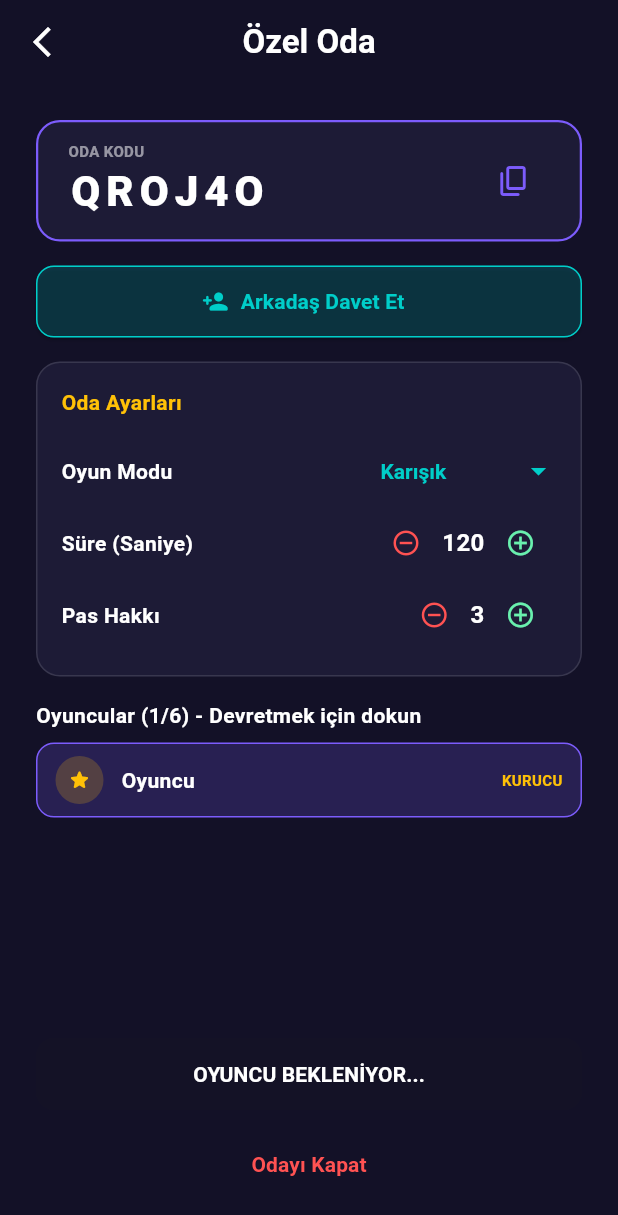
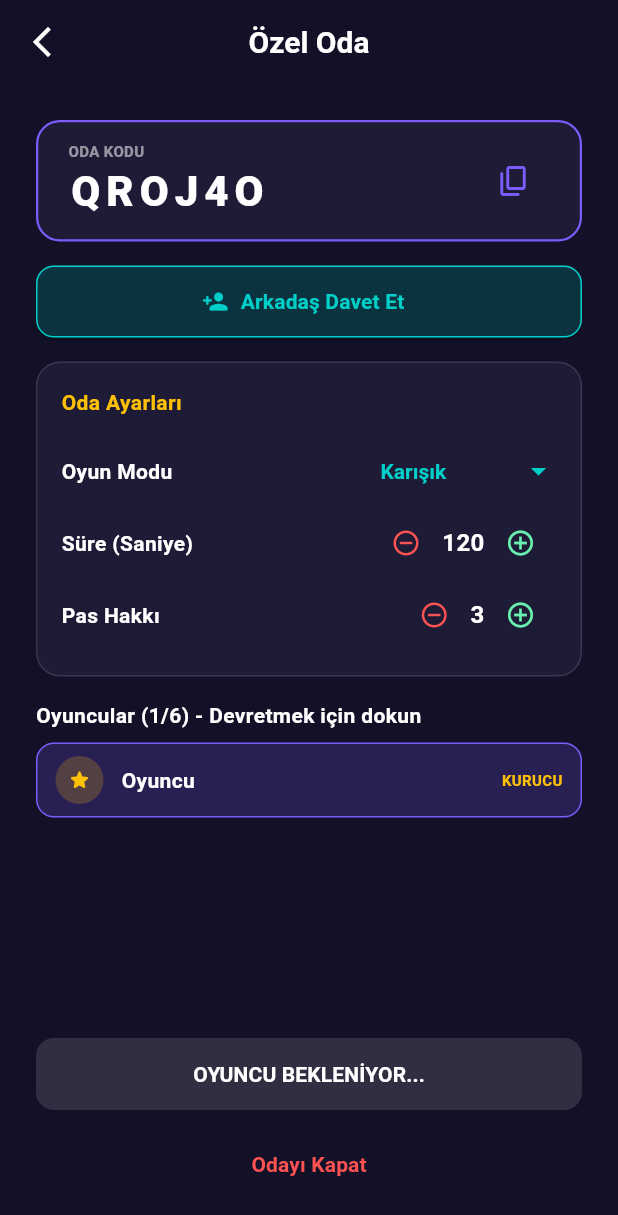
Before and after one commit to Cesurdev58/Say-S-zl-k, a Flutter app: the PrivateRoomScreen screen opened directly, after a tap on "Yeni Oda Kur (Host)", on a phone screen of 412 x 824 dp. Shown: the top 1215 px of the screen. Run offline on Flutter 3.47's test engine with Material 3 defaults, Android fonts, the phone set to English and light mode, and no system bars; our stand-ins replace audioplayers, cloud_firestore, confetti, firebase_auth, firebase_core, firebase_crashlytics and 4 more; missing offline and left inert: firebase_app_check; accounts and stored records are empty; Roboto replaces fonts that are missing (Nunito); statements that could not run were skipped.

Commit message:
Faz 2a: AppColors, GameColors ThemeExtension, AppTheme, tabular figures
Co-Authored-By: Claude Sonnet 5.5 <noreply@anthropic.com>

```diff
--- a/lib/main.dart
+++ b/lib/main.dart
@@ -9,6 +9,7 @@ import 'package:firebase_crashlytics/firebase_crashlytics.dart';
 import 'firebase_options.dart';
 
 import 'screens/splash_screen.dart';
+import 'theme/app_theme.dart';
 import 'services/user_service.dart';
 import 'services/audio_service.dart';
 import 'services/ad_service.dart';
@@ -91,10 +92,7 @@ class _SayiSozlukAppState extends State<SayiSozlukApp> with WidgetsBindingObserv
       title: 'SayıSözlük',
       debugShowCheckedModeBanner: false,
       navigatorKey: navigatorKey, // Cihaz çakışması anında ana menüye atmak için bağlandı
-      theme: ThemeData(
-        fontFamily: 'Nunito',
-        primaryColor: const Color(0xFF7C5CFC),
-      ),
+      theme: AppTheme.dark(),
       home: const SplashScreen(),
     );
   }
--- /dev/null
+++ b/lib/theme/app_colors.dart
@@ -0,0 +1,37 @@
+import 'package:flutter/material.dart';
+
+/// Ham renk paleti (const). Mevcut koyu mor oyun kimliğiyle birebir aynıdır.
+///
+/// `const` bağlamlarda kullanılabilir. Bağlama göre okunacak anlamsal renkler
+/// için `GameColors` ThemeExtension'ını (`context.gameColors`) tercih edin.
+abstract final class AppColors {
+  // Yüzey katmanları (en derinden en yükseğe)
+  static const Color background = Color(0xFF131127);
+  static const Color surface = Color(0xFF1D1B36);
+  static const Color surfaceHigh = Color(0xFF232042);
+  static const Color surfaceGradientTop = Color(0xFF2D2A59);
+  static const Color surfaceGradientBottom = Color(0xFF1A1836);
+
+  // Marka / vurgu
+  static const Color primary = Color(0xFF7C5CFC);
+  static const Color primaryDeep = Color(0xFF5A4FCF);
+  static const Color primaryAlt = Color(0xFF6C5CE7);
+  static const Color primaryBright = Color(0xFF8C7CFF);
+  static const Color violet = Color(0xFF5B3FD9);
+  static const Color indigo = Color(0xFF4F46E5);
+  static const Color lavender = Color(0xFFA78BFA);
+
+  // Anlamsal renkler
+  static const Color accent = Color(0xFF00CEC9); // turkuaz: ikincil vurgu
+  static const Color joker = Color(0xFFFF9F43);
+  static const Color rose = Color(0xFFFD79A8); // sayısal mod / ceza vurgusu
+  static const Color sky = Color(0xFF74B9FF);
+  static const Color mint = Color(0xFF55EFC4);
+  static const Color correct = Color(0xFF34D399);
+  static const Color wrong = Color(0xFFF87171);
+
+  // Oyun arka plan gradyanı
+  static const Color gradientTop = Color(0xFF0F172A);
+  static const Color gradientMid = Color(0xFF1E1B4B);
+  static const Color gradientBottom = Color(0xFF312E81);
+}
--- /dev/null
+++ b/lib/theme/app_theme.dart
@@ -0,0 +1,208 @@
+import 'dart:ui' show FontFeature;
+
+import 'package:flutter/material.dart';
+
+import 'app_colors.dart';
+
+/// Oyuna özgü anlamsal renkler ve yüzey katmanları.
+@immutable
+class GameColors extends ThemeExtension<GameColors> {
+  const GameColors({
+    required this.background,
+    required this.surface,
+    required this.surfaceRaised,
+    required this.surfaceHigh,
+    required this.primary,
+    required this.primaryDeep,
+    required this.accent,
+    required this.joker,
+    required this.target,
+    required this.correct,
+    required this.wrong,
+    required this.edgeLight,
+    required this.shadow,
+  });
+
+  /// Sayfa zemini (en derin katman).
+  final Color background;
+
+  /// Kart / diyalog yüzeyi.
+  final Color surface;
+
+  /// Kartın üstündeki yükseltilmiş öğeler (taş, çip).
+  final Color surfaceRaised;
+  final Color surfaceHigh;
+
+  final Color primary;
+  final Color primaryDeep;
+  final Color accent;
+
+  /// JOKER taşı ve seçili sayı vurgusu.
+  final Color joker;
+
+  /// Hedef sayı kartı.
+  final Color target;
+
+  final Color correct;
+  final Color wrong;
+
+  /// Yüzeylerin üst kenarındaki ince ışık çizgisi.
+  final Color edgeLight;
+
+  /// Yumuşak alt gölge rengi.
+  final Color shadow;
+
+  static const GameColors dark = GameColors(
+    background: AppColors.background,
+    surface: AppColors.surface,
+    surfaceRaised: AppColors.surfaceHigh,
+    surfaceHigh: AppColors.surfaceHigh,
+    primary: AppColors.primary,
+    primaryDeep: AppColors.primaryDeep,
+    accent: AppColors.accent,
+    joker: AppColors.joker,
+    target: AppColors.primaryDeep,
+    correct: AppColors.correct,
+    wrong: AppColors.wrong,
+    edgeLight: Color(0x1FFFFFFF), // %12 beyaz
+    shadow: Color(0x66000000), // %40 siyah
+  );
+
+  @override
+  GameColors copyWith({
+    Color? background,
+    Color? surface,
+    Color? surfaceRaised,
+    Color? surfaceHigh,
+    Color? primary,
+    Color? primaryDeep,
+    Color? accent,
+    Color? joker,
+    Color? target,
+    Color? correct,
+    Color? wrong,
+    Color? edgeLight,
+    Color? shadow,
+  }) {
+    return GameColors(
+      background: background ?? this.background,
+      surface: surface ?? this.surface,
+      surfaceRaised: surfaceRaised ?? this.surfaceRaised,
+      surfaceHigh: surfaceHigh ?? this.surfaceHigh,
+      primary: primary ?? this.primary,
+      primaryDeep: primaryDeep ?? this.primaryDeep,
+      accent: accent ?? this.accent,
+      joker: joker ?? this.joker,
+      target: target ?? this.target,
+      correct: correct ?? this.correct,
+      wrong: wrong ?? this.wrong,
+      edgeLight: edgeLight ?? this.edgeLight,
+      shadow: shadow ?? this.shadow,
+    );
+  }
+
+  @override
+  GameColors lerp(ThemeExtension<GameColors>? other, double t) {
+    if (other is! GameColors) return this;
+    Color l(Color a, Color b) => Color.lerp(a, b, t)!;
+    return GameColors(
+      background: l(background, other.background),
+      surface: l(surface, other.surface),
+      surfaceRaised: l(surfaceRaised, other.surfaceRaised),
+      surfaceHigh: l(surfaceHigh, other.surfaceHigh),
+      primary: l(primary, other.primary),
+      primaryDeep: l(primaryDeep, other.primaryDeep),
+      accent: l(accent, other.accent),
+      joker: l(joker, other.joker),
+      target: l(target, other.target),
+      correct: l(correct, other.correct),
+      wrong: l(wrong, other.wrong),
+      edgeLight: l(edgeLight, other.edgeLight),
+      shadow: l(shadow, other.shadow),
+    );
+  }
+}
+
+extension GameThemeContext on BuildContext {
+  GameColors get gameColors => Theme.of(this).extension<GameColors>() ?? GameColors.dark;
+}
+
+/// Ortak köşe yarıçapları (tutarlılık için).
+abstract final class AppRadius {
+  static const double sm = 10;
+  static const double md = 14;
+  static const double lg = 18;
+  static const double xl = 24;
+}
+
+/// Tipografi yardımcıları.
+abstract final class AppText {
+  /// Rakamların genişliğini sabitler: süre/puan sayaçları titremez, sıçramaz.
+  static const List<FontFeature> tabularFigures = [FontFeature.tabularFigures()];
+
+  /// Süre ve puan sayaçları için stil.
+  static TextStyle counter({
+    Color color = Colors.white,
+    double fontSize = 12,
+    FontWeight fontWeight = FontWeight.bold,
+  }) {
+    return TextStyle(
+      color: color,
+      fontSize: fontSize,
+      fontWeight: fontWeight,
+      fontFeatures: tabularFigures,
+    );
+  }
+}
+
+abstract final class AppTheme {
+  static const String fontFamily = 'Nunito';
+
+  static ThemeData dark() {
+    const scheme = ColorScheme.dark(
+      primary: AppColors.primary,
+      onPrimary: Colors.white,
+      secondary: AppColors.accent,
+      onSecondary: Colors.white,
+      tertiary: AppColors.joker,
+      error: AppColors.wrong,
+      surface: AppColors.surface,
+      onSurface: Colors.white,
+      surfaceContainerLowest: AppColors.background,
+      surfaceContainerLow: AppColors.surface,
+      surfaceContainer: AppColors.surface,
+      surfaceContainerHigh: AppColors.surfaceHigh,
+      surfaceContainerHighest: AppColors.surfaceHigh,
+      outline: Color(0x1FFFFFFF),
+    );
+
+    // Başlık/gövde hiyerarşisi; mevcut ekranlardaki boyutlarla uyumlu.
+    const textTheme = TextTheme(
+      headlineMedium: TextStyle(fontSize: 28, fontWeight: FontWeight.w900, color: Colors.white),
+      titleLarge: TextStyle(fontSize: 20, fontWeight: FontWeight.bold, color: Colors.white),
+      titleMedium: TextStyle(fontSize: 16, fontWeight: FontWeight.w700, color: Colors.white),
+      bodyMedium: TextStyle(fontSize: 14, color: Colors.white70),
+      bodySmall: TextStyle(fontSize: 12, color: Colors.white60),
+      labelLarge: TextStyle(fontSize: 14, fontWeight: FontWeight.bold, color: Colors.white),
+      // Sayaçlar: sabit genişlikli rakamlar
+      labelMedium: TextStyle(fontSize: 12, fontWeight: FontWeight.bold, color: Colors.white, fontFeatures: AppText.tabularFigures),
+    );
+
+    return ThemeData(
+      fontFamily: fontFamily,
+      brightness: Brightness.dark,
+      colorScheme: scheme,
+      primaryColor: AppColors.primary,
+      scaffoldBackgroundColor: AppColors.background,
+      canvasColor: AppColors.background,
+      dialogBackgroundColor: AppColors.surface,
+      textTheme: textTheme,
+      // Açık temadaki varsayılan SnackBar görünümü korunur (rengi verilmeyenler için).
+      snackBarTheme: const SnackBarThemeData(
+        backgroundColor: Color(0xFF323232),
+        contentTextStyle: TextStyle(color: Colors.white),
+      ),
+      extensions: const [GameColors.dark],
+    );
+  }
+}
```
Also changed, not shown: lib/widgets/game_background.dart (+0 -11 lines), 1 other file.
